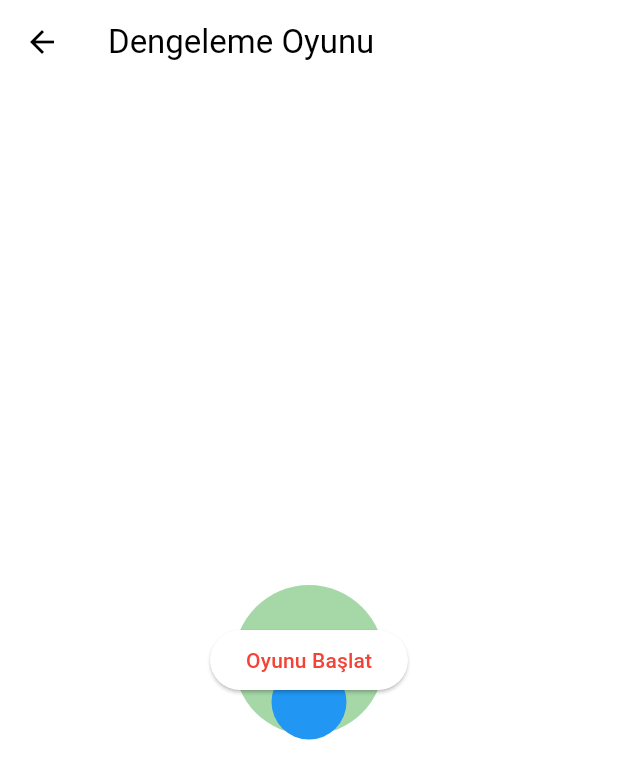
After one commit to yunusemrealpak/gamification, a Flutter app: the BalanceView screen opened directly, on a phone screen of 412 x 824 dp. The commit adds this screen. Shown: the top 779 px of the screen. Run offline on Flutter 3.47's test engine with Material 3 defaults, Android fonts, the phone set to English and light mode, and no system bars; our stand-ins replace flutter_fortune_wheel, lottie, sensors_plus; missing offline and left inert: scratcher.

```diff
--- /dev/null
+++ b/lib/balance/balance_view.dart
@@ -0,0 +1,133 @@
+import 'dart:async';
+import 'dart:math';
+
+import 'package:flutter/material.dart';
+import 'package:sensors_plus/sensors_plus.dart';
+
+class BalanceView extends StatefulWidget {
+  const BalanceView({super.key});
+
+  @override
+  _BalanceViewState createState() => _BalanceViewState();
+}
+
+class _BalanceViewState extends State<BalanceView> {
+  double _x = 0.0;
+  double _y = 0.0;
+  double _ballX = 0.0;
+  double _ballY = 0.0;
+  Timer? _timer;
+  bool _isGameStarted = false;
+  int _score = 0;
+  static const double _ballRadius = 25.0;
+  static const double _targetRadius = 50.0;
+
+  @override
+  void initState() {
+    super.initState();
+    accelerometerEvents.listen((AccelerometerEvent event) {
+      setState(() {
+        _x = event.x;
+        _y = event.y;
+      });
+    });
+
+    _timer = Timer.periodic(const Duration(seconds: 1), (Timer timer) {
+      if (_isGameStarted) {
+        _checkBalance();
+      }
+    });
+  }
+
+  @override
+  void dispose() {
+    _timer?.cancel();
+    super.dispose();
+  }
+
+  void _checkBalance() {
+    if (_isBallInTarget()) {
+      setState(() {
+        _score += 1;
+      });
+    }
+  }
+
+  bool _isBallInTarget() {
+    return sqrt(pow(_ballX - 0, 2) + pow(_ballY - 0, 2)) <
+        (_targetRadius - _ballRadius);
+  }
+
+  void _startGame() {
+    setState(() {
+      _isGameStarted = true;
+      _score = 0;
+      _ballX = 0.0;
+      _ballY = 0.0;
+    });
+  }
+
+  @override
+  Widget build(BuildContext context) {
+    _ballX -= _x * 0.02;
+    _ballY += _y * 0.02;
+
+    if (_ballX.abs() > MediaQuery.of(context).size.width / 2 - _ballRadius) {
+      _ballX = _ballX > 0
+          ? MediaQuery.of(context).size.width / 2 - _ballRadius
+          : -MediaQuery.of(context).size.width / 2 + _ballRadius;
+    }
+
+    if (_ballY.abs() > MediaQuery.of(context).size.height / 2 - _ballRadius) {
+      _ballY = _ballY > 0
+          ? MediaQuery.of(context).size.height / 2 - _ballRadius
+          : -MediaQuery.of(context).size.height / 2 + _ballRadius;
+    }
+
+    return Scaffold(
+      appBar: AppBar(
+        title: const Text('Dengeleme Oyunu'),
+      ),
+      body: Stack(
+        children: [
+          Center(
+            child: Container(
+              width: _targetRadius * 2,
+              height: _targetRadius * 2,
+              decoration: BoxDecoration(
+                color: Colors.green.withOpacity(0.5),
+                shape: BoxShape.circle,
+              ),
+              child: Center(
+                child: Text(
+                  'Puan: $_score',
+                  style: const TextStyle(
+                      color: Colors.white, fontWeight: FontWeight.bold),
+                ),
+              ),
+            ),
+          ),
+          Positioned(
+            left: MediaQuery.of(context).size.width / 2 + _ballX - _ballRadius,
+            top: MediaQuery.of(context).size.height / 2 + _ballY - _ballRadius,
+            child: Container(
+              width: _ballRadius * 2,
+              height: _ballRadius * 2,
+              decoration: const BoxDecoration(
+                color: Colors.blue,
+                shape: BoxShape.circle,
+              ),
+            ),
+          ),
+          if (!_isGameStarted)
+            Center(
+              child: ElevatedButton(
+                onPressed: _startGame,
+                child: const Text('Oyunu Başlat'),
+              ),
+            ),
+        ],
+      ),
+    );
+  }
+}
```
Also changed, not shown: lib/gamification_list_view.dart (+43 -0 lines), lib/satellite/satellite_launch_view.dart (added, +387 -0 lines), lib/signal_capture/signal_capture_view.dart (added, +121 -0 lines).
